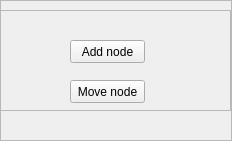
Qt form qepanet_dockwidget_base.ui (aecforge/QEPANET) before a commit.
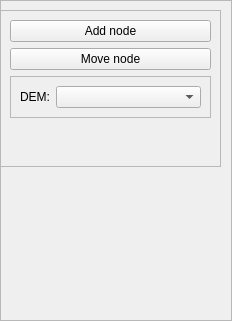
The same form after that commit.

Commit message: - Added network elements classes - Added DEM combo box - Added parameters class

The edit to the form file:
```diff
--- a/qepanet_dockwidget_base.ui
+++ b/qepanet_dockwidget_base.ui
@@ -7,7 +7,7 @@
     <x>0</x>
     <y>0</y>
     <width>232</width>
-    <height>141</height>
+    <height>321</height>
    </rect>
   </property>
   <property name="windowTitle">
@@ -29,7 +29,7 @@
          <x>0</x>
          <y>0</y>
          <width>230</width>
-         <height>117</height>
+         <height>297</height>
         </rect>
        </property>
        <widget class="QFrame" name="frame">
@@ -37,8 +37,8 @@
          <rect>
           <x>-1</x>
           <y>9</y>
-          <width>231</width>
-          <height>101</height>
+          <width>221</width>
+          <height>157</height>
          </rect>
         </property>
         <property name="frameShape">
@@ -47,32 +47,64 @@
         <property name="frameShadow">
          <enum>QFrame::Raised</enum>
         </property>
+        <layout class="QVBoxLayout" name="verticalLayout_2">
+         <item>
         <widget class="QPushButton" name="btn_add_node">
-         <property name="geometry">
-          <rect>
-           <x>70</x>
-           <y>30</y>
-           <width>75</width>
-           <height>23</height>
-          </rect>
-         </property>
          <property name="text">
           <string>Add node</string>
          </property>
         </widget>
+         </item>
+         <item>
         <widget class="QPushButton" name="btn_move_node">
-         <property name="geometry">
-          <rect>
-           <x>70</x>
-           <y>70</y>
-           <width>75</width>
-           <height>23</height>
-          </rect>
-         </property>
          <property name="text">
           <string>Move node</string>
          </property>
         </widget>
+         </item>
+         <item>
+          <widget class="QFrame" name="fra_dem">
+           <property name="frameShape">
+            <enum>QFrame::StyledPanel</enum>
+           </property>
+           <property name="frameShadow">
+            <enum>QFrame::Raised</enum>
+           </property>
+           <layout class="QHBoxLayout" name="horizontalLayout">
+            <item>
+             <widget class="QLabel" name="lbl_dem">
+              <property name="text">
+               <string>DEM:</string>
+              </property>
+             </widget>
+            </item>
+            <item>
+             <widget class="QComboBox" name="cbo_dem">
+              <property name="sizePolicy">
+               <sizepolicy hsizetype="Expanding" vsizetype="Fixed">
+                <horstretch>0</horstretch>
+                <verstretch>0</verstretch>
+               </sizepolicy>
+              </property>
+             </widget>
+            </item>
+           </layout>
+          </widget>
+         </item>
+         <item>
+          <spacer name="verticalSpacer">
+           <property name="orientation">
+            <enum>Qt::Vertical</enum>
+           </property>
+           <property name="sizeHint" stdset="0">
+            <size>
+             <width>20</width>
+             <height>40</height>
+            </size>
+           </property>
+          </spacer>
+         </item>
+        </layout>
        </widget>
       </widget>
      </widget>
```
Left out of the diff: 4 changed lines with no effect on the pictures. Lines whose indentation alone changed are shown as unchanged. The commit also changes 6 other files.
